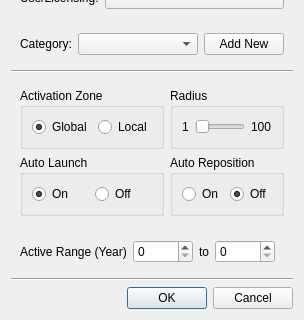
IDREsandbox/vsim, file src/resources/ERDialog.ui: the form before one commit; both pictures show x 0 to 304 and y 435 to 755 of the 304 by 755 pixel window.
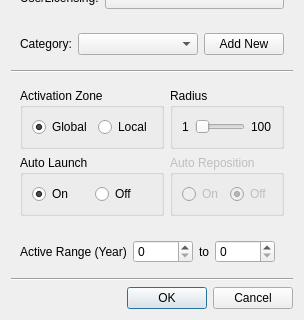
The form after the commit.

Commit message: ER dialog toggle fixes, ER open WIP

The edit to the form file:
```diff
--- a/src/resources/ERDialog.ui
+++ b/src/resources/ERDialog.ui
@@ -271,6 +271,9 @@
       </item>
       <item row="1" column="1">
        <widget class="QGroupBox" name="autoreposition">
+        <property name="enabled">
+         <bool>false</bool>
+        </property>
         <property name="title">
          <string>Auto Reposition</string>
         </property>
```
The commit also changes 6 other files.
